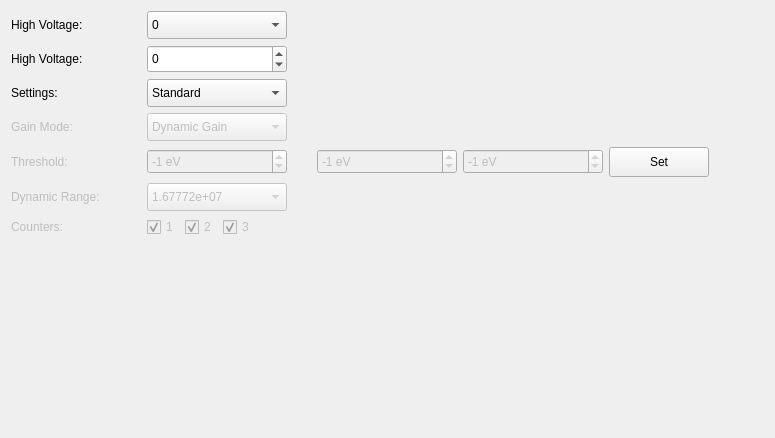
Before: the Qt Designer form slsDetectorGui/forms/form_tab_settings.ui in slsdetectorgroup/slsDetectorPackage, drawn with Qt 5.
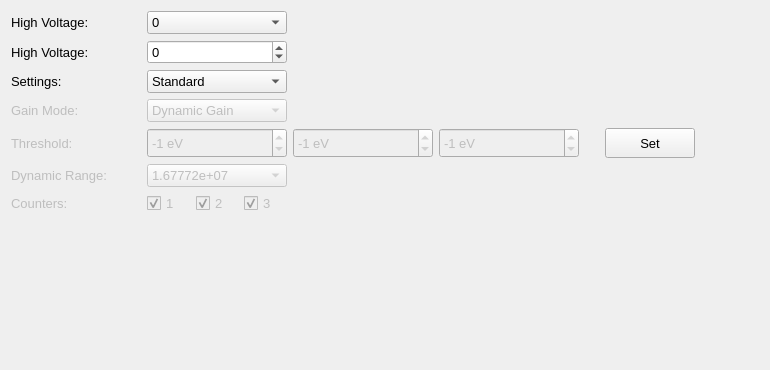
After: the same form once the commit is applied. Icons and pictures are not drawn.

Commit message: fixes for designers (font, sizing) and minor tweaks

The edit to the form file:
```diff
--- a/slsDetectorGui/forms/form_tab_settings.ui
+++ b/slsDetectorGui/forms/form_tab_settings.ui
@@ -6,8 +6,8 @@
    <rect>
     <x>0</x>
     <y>0</y>
-    <width>775</width>
-    <height>400</height>
+    <width>770</width>
+    <height>370</height>
    </rect>
   </property>
   <property name="sizePolicy">
@@ -25,14 +25,35 @@
   <property name="maximumSize">
    <size>
     <width>775</width>
-    <height>400</height>
+    <height>370</height>
    </size>
   </property>
+  <property name="font">
+   <font>
+    <pointsize>10</pointsize>
+   </font>
+  </property>
   <property name="windowTitle">
    <string>Form</string>
   </property>
-  <layout class="QGridLayout" name="gridLayout_2">
-   <item row="0" column="2" colspan="5">
+  <layout class="QGridLayout" name="gridLayout">
+   <item row="0" column="0">
+    <widget class="QLabel" name="lblComboHV">
+     <property name="sizePolicy">
+      <sizepolicy hsizetype="Fixed" vsizetype="Preferred">
+       <horstretch>0</horstretch>
+       <verstretch>0</verstretch>
+      </sizepolicy>
+     </property>
+     <property name="toolTip">
+      <string>&lt;html&gt;&lt;head/&gt;&lt;body&gt;&lt;p&gt;High Voltage&lt;/p&gt;&lt;p&gt; #highvoltage#&lt;/p&gt;&lt;/body&gt;&lt;/html&gt;</string>
+     </property>
+     <property name="text">
+      <string>High Voltage: </string>
+     </property>
+    </widget>
+   </item>
+   <item row="0" column="2" colspan="3">
     <widget class="QComboBox" name="comboHV">
      <property name="sizePolicy">
       <sizepolicy hsizetype="Expanding" vsizetype="Fixed">
@@ -43,7 +64,13 @@
      <property name="minimumSize">
       <size>
        <width>140</width>
-       <height>28</height>
+       <height>0</height>
+      </size>
+     </property>
+     <property name="maximumSize">
+      <size>
+       <width>140</width>
+       <height>32</height>
       </size>
      </property>
      <property name="toolTip">
@@ -86,8 +113,8 @@
      </item>
     </widget>
    </item>
-   <item row="0" column="0">
-    <widget class="QLabel" name="lblComboHV">
+   <item row="1" column="0">
+    <widget class="QLabel" name="lblSpinHV">
      <property name="sizePolicy">
       <sizepolicy hsizetype="Fixed" vsizetype="Preferred">
        <horstretch>0</horstretch>
@@ -95,70 +122,47 @@
       </sizepolicy>
      </property>
      <property name="toolTip">
-      <string>&lt;html&gt;&lt;head/&gt;&lt;body&gt;&lt;p&gt;High Voltage&lt;/p&gt;&lt;p&gt; #highvoltage#&lt;/p&gt;&lt;/body&gt;&lt;/html&gt;</string>
+      <string>&lt;html&gt;&lt;head/&gt;&lt;body&gt;&lt;p&gt;High Voltage. Range: 60 - 200V. Swich off high voltage by setting to 0.&lt;/p&gt;&lt;p&gt;-1 corresponds to different values from detectors.&lt;/p&gt;&lt;p&gt;#highvoltage#&lt;/p&gt;&lt;/body&gt;&lt;/html&gt;</string>
      </property>
      <property name="text">
       <string>High Voltage: </string>
      </property>
     </widget>
    </item>
-   <item row="4" column="0">
-    <widget class="QLabel" name="lblThreshold">
-     <property name="enabled">
-      <bool>false</bool>
+   <item row="1" column="2" colspan="3">
+    <widget class="QSpinBox" name="spinHV">
+     <property name="sizePolicy">
+      <sizepolicy hsizetype="Expanding" vsizetype="Fixed">
+       <horstretch>0</horstretch>
+       <verstretch>0</verstretch>
+      </sizepolicy>
      </property>
      <property name="minimumSize">
       <size>
-       <width>110</width>
+       <width>0</width>
        <height>0</height>
       </size>
      </property>
      <property name="maximumSize">
       <size>
-       <width>110</width>
-       <height>16777215</height>
+       <width>140</width>
+       <height>32</height>
       </size>
      </property>
-     <property name="text">
-      <string>Threshold:</string>
+     <property name="toolTip">
+      <string>&lt;html&gt;&lt;head/&gt;&lt;body&gt;&lt;p&gt;High Voltage. Range: 60 - 200V. Swich off high voltage by setting to 0.&lt;/p&gt;&lt;p&gt;-1 corresponds to different values from detectors.&lt;/p&gt;&lt;p&gt;#highvoltage#&lt;/p&gt;&lt;/body&gt;&lt;/html&gt;</string>
      </property>
-    </widget>
-   </item>
-   <item row="6" column="4">
-    <widget class="QCheckBox" name="chkCounter3">
-     <property name="enabled">
+     <property name="keyboardTracking">
       <bool>false</bool>
      </property>
-     <property name="maximumSize">
-      <size>
-       <width>50</width>
-       <height>16777215</height>
-      </size>
+     <property name="minimum">
+      <number>-1</number>
      </property>
-     <property name="text">
-      <string>3</string>
-     </property>
-     <property name="checked">
-      <bool>true</bool>
+     <property name="maximum">
+      <number>200</number>
      </property>
     </widget>
    </item>
-   <item row="4" column="14">
-    <spacer name="horizontalSpacer_2">
-     <property name="orientation">
-      <enum>Qt::Horizontal</enum>
-     </property>
-     <property name="sizeType">
-      <enum>QSizePolicy::Expanding</enum>
-     </property>
-     <property name="sizeHint" stdset="0">
-      <size>
-       <width>20</width>
-       <height>20</height>
-      </size>
-     </property>
-    </spacer>
-   </item>
    <item row="2" column="0">
     <widget class="QLabel" name="lblSettings">
      <property name="enabled">
@@ -181,26 +185,23 @@
      </property>
     </widget>
    </item>
-   <item row="6" column="2">
-    <widget class="QCheckBox" name="chkCounter1">
-     <property name="enabled">
-      <bool>false</bool>
+   <item row="2" column="1">
+    <spacer name="horizontalSpacer">
+     <property name="orientation">
+      <enum>Qt::Horizontal</enum>
      </property>
-     <property name="maximumSize">
+     <property name="sizeType">
+      <enum>QSizePolicy::Fixed</enum>
+     </property>
+     <property name="sizeHint" stdset="0">
       <size>
-       <width>50</width>
-       <height>16777215</height>
+       <width>20</width>
+       <height>20</height>
       </size>
      </property>
-     <property name="text">
-      <string>1</string>
-     </property>
-     <property name="checked">
-      <bool>true</bool>
-     </property>
-    </widget>
+    </spacer>
    </item>
-   <item row="2" column="2" colspan="9">
+   <item row="2" column="2" colspan="3">
     <widget class="QComboBox" name="comboSettings">
      <property name="enabled">
       <bool>true</bool>
@@ -213,14 +214,14 @@
      </property>
      <property name="minimumSize">
       <size>
-       <width>140</width>
-       <height>28</height>
+       <width>0</width>
+       <height>0</height>
       </size>
      </property>
      <property name="maximumSize">
       <size>
        <width>140</width>
-       <height>16777215</height>
+       <height>32</height>
       </size>
      </property>
      <property name="toolTip">
@@ -339,7 +340,146 @@
      </item>
     </widget>
    </item>
-   <item row="4" column="11">
+   <item row="3" column="0">
+    <widget class="QLabel" name="lblGainMode">
+     <property name="enabled">
+      <bool>false</bool>
+     </property>
+     <property name="minimumSize">
+      <size>
+       <width>110</width>
+       <height>0</height>
+      </size>
+     </property>
+     <property name="maximumSize">
+      <size>
+       <width>110</width>
+       <height>16777215</height>
+      </size>
+     </property>
+     <property name="text">
+      <string>Gain Mode:</string>
+     </property>
+    </widget>
+   </item>
+   <item row="3" column="2" colspan="3">
+    <widget class="QComboBox" name="comboGainMode">
+     <property name="enabled">
+      <bool>false</bool>
+     </property>
+     <property name="sizePolicy">
+      <sizepolicy hsizetype="Preferred" vsizetype="Fixed">
+       <horstretch>0</horstretch>
+       <verstretch>0</verstretch>
+      </sizepolicy>
+     </property>
+     <property name="minimumSize">
+      <size>
+       <width>0</width>
+       <height>0</height>
+      </size>
+     </property>
+     <property name="maximumSize">
+      <size>
+       <width>140</width>
+       <height>32</height>
+      </size>
+     </property>
+     <property name="toolTip">
+      <string>&lt;html&gt;&lt;head/&gt;&lt;body&gt;&lt;p&gt;Gain Mode of the detector&lt;/p&gt;&lt;p&gt; #gainmode#&lt;/p&gt;&lt;p&gt;&lt;br/&gt;&lt;/p&gt;&lt;p&gt;Fix G0 is to be used with utmost caution. Can damage the detector!&lt;/p&gt;&lt;/body&gt;&lt;/html&gt;</string>
+     </property>
+     <item>
+      <property name="text">
+       <string>Dynamic Gain</string>
+      </property>
+     </item>
+     <item>
+      <property name="text">
+       <string>Force Switch G1</string>
+      </property>
+     </item>
+     <item>
+      <property name="text">
+       <string>Force Switch G2</string>
+      </property>
+     </item>
+     <item>
+      <property name="text">
+       <string>Fix G1</string>
+      </property>
+     </item>
+     <item>
+      <property name="text">
+       <string>Fix G2</string>
+      </property>
+     </item>
+     <item>
+      <property name="text">
+       <string>Fix G0</string>
+      </property>
+     </item>
+    </widget>
+   </item>
+   <item row="4" column="0">
+    <widget class="QLabel" name="lblThreshold">
+     <property name="enabled">
+      <bool>false</bool>
+     </property>
+     <property name="minimumSize">
+      <size>
+       <width>110</width>
+       <height>0</height>
+      </size>
+     </property>
+     <property name="maximumSize">
+      <size>
+       <width>110</width>
+       <height>16777215</height>
+      </size>
+     </property>
+     <property name="text">
+      <string>Threshold:</string>
+     </property>
+    </widget>
+   </item>
+   <item row="4" column="2" colspan="3">
+    <widget class="QSpinBox" name="spinThreshold">
+     <property name="enabled">
+      <bool>false</bool>
+     </property>
+     <property name="minimumSize">
+      <size>
+       <width>140</width>
+       <height>0</height>
+      </size>
+     </property>
+     <property name="maximumSize">
+      <size>
+       <width>140</width>
+       <height>32</height>
+      </size>
+     </property>
+     <property name="keyboardTracking">
+      <bool>false</bool>
+     </property>
+     <property name="suffix">
+      <string> eV</string>
+     </property>
+     <property name="minimum">
+      <number>-100000</number>
+     </property>
+     <property name="maximum">
+      <number>100000</number>
+     </property>
+     <property name="singleStep">
+      <number>100</number>
+     </property>
+     <property name="value">
+      <number>-1</number>
+     </property>
+    </widget>
+   </item>
+   <item row="4" column="5">
     <widget class="QSpinBox" name="spinThreshold2">
      <property name="enabled">
       <bool>false</bool>
@@ -347,13 +487,13 @@
      <property name="minimumSize">
       <size>
        <width>140</width>
-       <height>25</height>
+       <height>0</height>
       </size>
      </property>
      <property name="maximumSize">
       <size>
        <width>140</width>
-       <height>16777215</height>
+       <height>32</height>
       </size>
      </property>
      <property name="keyboardTracking">
@@ -376,7 +516,60 @@
      </property>
     </widget>
    </item>
-   <item row="4" column="13">
+   <item row="4" column="6">
+    <widget class="QSpinBox" name="spinThreshold3">
+     <property name="enabled">
+      <bool>false</bool>
+     </property>
+     <property name="minimumSize">
+      <size>
+       <width>140</width>
+       <height>0</height>
+      </size>
+     </property>
+     <property name="maximumSize">
+      <size>
+       <width>140</width>
+       <height>32</height>
+      </size>
+     </property>
+     <property name="keyboardTracking">
+      <bool>false</bool>
+     </property>
+     <property name="suffix">
+      <string> eV</string>
+     </property>
+     <property name="minimum">
+      <number>-100000</number>
+     </property>
+     <property name="maximum">
+      <number>100000</number>
+     </property>
+     <property name="singleStep">
+      <number>100</number>
+     </property>
+     <property name="value">
+      <number>-1</number>
+     </property>
+    </widget>
+   </item>
+   <item row="4" column="7">
+    <spacer name="horizontalSpacer_3">
+     <property name="orientation">
+      <enum>Qt::Horizontal</enum>
+     </property>
+     <property name="sizeType">
+      <enum>QSizePolicy::Fixed</enum>
+     </property>
+     <property name="sizeHint" stdset="0">
+      <size>
+       <width>20</width>
+       <height>20</height>
+      </size>
+     </property>
+    </spacer>
+   </item>
+   <item row="4" column="8">
     <widget class="QPushButton" name="btnSetThreshold">
      <property name="enabled">
       <bool>true</bool>
@@ -389,14 +582,14 @@
      </property>
      <property name="minimumSize">
       <size>
-       <width>100</width>
+       <width>90</width>
        <height>30</height>
       </size>
      </property>
      <property name="maximumSize">
       <size>
        <width>16777215</width>
-       <height>30</height>
+       <height>35</height>
       </size>
      </property>
      <property name="palette">
@@ -451,134 +644,22 @@
      </property>
     </widget>
    </item>
-   <item row="2" column="1">
-    <spacer name="horizontalSpacer">
+   <item row="4" column="9">
+    <spacer name="horizontalSpacer_2">
      <property name="orientation">
       <enum>Qt::Horizontal</enum>
      </property>
      <property name="sizeType">
-      <enum>QSizePolicy::Fixed</enum>
+      <enum>QSizePolicy::Expanding</enum>
      </property>
      <property name="sizeHint" stdset="0">
       <size>
-       <width>20</width>
+       <width>80120</width>
        <height>20</height>
       </size>
      </property>
     </spacer>
    </item>
-   <item row="4" column="12">
-    <widget class="QSpinBox" name="spinThreshold3">
-     <property name="enabled">
-      <bool>false</bool>
-     </property>
-     <property name="minimumSize">
-      <size>
-       <width>140</width>
-       <height>25</height>
-      </size>
-     </property>
-     <property name="maximumSize">
-      <size>
-       <width>140</width>
-       <height>16777215</height>
-      </size>
-     </property>
-     <property name="keyboardTracking">
-      <bool>false</bool>
-     </property>
-     <property name="suffix">
-      <string> eV</string>
-     </property>
-     <property name="minimum">
-      <number>-100000</number>
-     </property>
-     <property name="maximum">
-      <number>100000</number>
-     </property>
-     <property name="singleStep">
-      <number>100</number>
-     </property>
-     <property name="value">
-      <number>-1</number>
-     </property>
-    </widget>
-   </item>
-   <item row="7" column="2">
-    <spacer name="verticalSpacer">
-     <property name="orientation">
-      <enum>Qt::Vertical</enum>
-     </property>
-     <property name="sizeType">
-      <enum>QSizePolicy::Fixed</enum>
-     </property>
-     <property name="sizeHint" stdset="0">
-      <size>
-       <width>20</width>
-       <height>190</height>
-      </size>
-     </property>
-    </spacer>
-   </item>
-   <item row="4" column="2" colspan="9">
-    <widget class="QSpinBox" name="spinThreshold">
-     <property name="enabled">
-      <bool>false</bool>
-     </property>
-     <property name="minimumSize">
-      <size>
-       <width>140</width>
-       <height>25</height>
-      </size>
-     </property>
-     <property name="maximumSize">
-      <size>
-       <width>140</width>
-       <height>16777215</height>
-      </size>
-     </property>
-     <property name="keyboardTracking">
-      <bool>false</bool>
-     </property>
-     <property name="suffix">
-      <string> eV</string>
-     </property>
-     <property name="minimum">
-      <number>-100000</number>
-     </property>
-     <property name="maximum">
-      <number>100000</number>
-     </property>
-     <property name="singleStep">
-      <number>100</number>
-     </property>
-     <property name="value">
-      <number>-1</number>
-     </property>
-    </widget>
-   </item>
-   <item row="6" column="0">
-    <widget class="QLabel" name="lblCounter">
-     <property name="enabled">
-      <bool>false</bool>
-     </property>
-     <property name="minimumSize">
-      <size>
-       <width>110</width>
-       <height>0</height>
-      </size>
-     </property>
-     <property name="maximumSize">
-      <size>
-       <width>110</width>
-       <height>16777215</height>
-      </size>
-     </property>
-     <property name="text">
-      <string>Counters:</string>
-     </property>
-    </widget>
-   </item>
    <item row="5" column="0">
     <widget class="QLabel" name="lblDynamicRange">
      <property name="enabled">
@@ -601,43 +682,21 @@
      </property>
     </widget>
    </item>
-   <item row="3" column="0">
-    <widget class="QLabel" name="lblGainMode">
-     <property name="enabled">
-      <bool>false</bool>
-     </property>
-     <property name="minimumSize">
-      <size>
-       <width>110</width>
-       <height>0</height>
-      </size>
-     </property>
-     <property name="maximumSize">
-      <size>
-       <width>110</width>
-       <height>16777215</height>
-      </size>
-     </property>
-     <property name="text">
-      <string>Gain Mode:</string>
-     </property>
-    </widget>
-   </item>
-   <item row="5" column="2" colspan="9">
+   <item row="5" column="2" colspan="3">
     <widget class="QComboBox" name="comboDynamicRange">
      <property name="enabled">
       <bool>false</bool>
      </property>
      <property name="minimumSize">
       <size>
-       <width>140</width>
-       <height>28</height>
+       <width>0</width>
+       <height>0</height>
       </size>
      </property>
      <property name="maximumSize">
       <size>
        <width>140</width>
-       <height>16777215</height>
+       <height>32</height>
       </size>
      </property>
      <item>
@@ -667,6 +726,47 @@
      </item>
     </widget>
    </item>
+   <item row="6" column="0">
+    <widget class="QLabel" name="lblCounter">
+     <property name="enabled">
+      <bool>false</bool>
+     </property>
+     <property name="minimumSize">
+      <size>
+       <width>110</width>
+       <height>0</height>
+      </size>
+     </property>
+     <property name="maximumSize">
+      <size>
+       <width>110</width>
+       <height>16777215</height>
+      </size>
+     </property>
+     <property name="text">
+      <string>Counters:</string>
+     </property>
+    </widget>
+   </item>
+   <item row="6" column="2">
+    <widget class="QCheckBox" name="chkCounter1">
+     <property name="enabled">
+      <bool>false</bool>
+     </property>
+     <property name="maximumSize">
+      <size>
+       <width>50</width>
+       <height>16777215</height>
+      </size>
+     </property>
+     <property name="text">
+      <string>1</string>
+     </property>
+     <property name="checked">
+      <bool>true</bool>
+     </property>
+    </widget>
+   </item>
    <item row="6" column="3">
     <widget class="QCheckBox" name="chkCounter2">
      <property name="enabled">
@@ -686,107 +786,40 @@
      </property>
     </widget>
    </item>
-   <item row="3" column="2" colspan="9">
-    <widget class="QComboBox" name="comboGainMode">
+   <item row="6" column="4">
+    <widget class="QCheckBox" name="chkCounter3">
      <property name="enabled">
       <bool>false</bool>
      </property>
-     <property name="sizePolicy">
-      <sizepolicy hsizetype="Preferred" vsizetype="Fixed">
-       <horstretch>0</horstretch>
-       <verstretch>0</verstretch>
-      </sizepolicy>
-     </property>
-     <property name="minimumSize">
-      <size>
-       <width>140</width>
-       <height>28</height>
-      </size>
-     </property>
      <property name="maximumSize">
       <size>
-       <width>140</width>
+       <width>50</width>
        <height>16777215</height>
       </size>
      </property>
-     <property name="toolTip">
-      <string>&lt;html&gt;&lt;head/&gt;&lt;body&gt;&lt;p&gt;Gain Mode of the detector&lt;/p&gt;&lt;p&gt; #gainmode#&lt;/p&gt;&lt;p&gt;&lt;br/&gt;&lt;/p&gt;&lt;p&gt;Fix G0 is to be used with utmost caution. Can damage the detector!&lt;/p&gt;&lt;/body&gt;&lt;/html&gt;</string>
-     </property>
-     <item>
-      <property name="text">
-       <string>Dynamic Gain</string>
-      </property>
-     </item>
-     <item>
-      <property name="text">
-       <string>Force Switch G1</string>
-      </property>
-     </item>
-     <item>
-      <property name="text">
-       <string>Force Switch G2</string>
-      </property>
-     </item>
-     <item>
-      <property name="text">
-       <string>Fix G1</string>
-      </property>
-     </item>
-     <item>
-      <property name="text">
-       <string>Fix G2</string>
-      </property>
-     </item>
-     <item>
-      <property name="text">
-       <string>Fix G0</string>
-      </property>
-     </item>
-    </widget>
-   </item>
-   <item row="1" column="0">
-    <widget class="QLabel" name="lblSpinHV">
-     <property name="sizePolicy">
-      <sizepolicy hsizetype="Fixed" vsizetype="Preferred">
-       <horstretch>0</horstretch>
-       <verstretch>0</verstretch>
-      </sizepolicy>
-     </property>
-     <property name="toolTip">
-      <string>&lt;html&gt;&lt;head/&gt;&lt;body&gt;&lt;p&gt;High Voltage. Range: 60 - 200V. Swich off high voltage by setting to 0.&lt;/p&gt;&lt;p&gt;-1 corresponds to different values from detectors.&lt;/p&gt;&lt;p&gt;#highvoltage#&lt;/p&gt;&lt;/body&gt;&lt;/html&gt;</string>
-     </property>
      <property name="text">
-      <string>High Voltage: </string>
+      <string>3</string>
+     </property>
+     <property name="checked">
+      <bool>true</bool>
      </property>
     </widget>
    </item>
-   <item row="1" column="2" colspan="5">
-    <widget class="QSpinBox" name="spinHV">
-     <property name="sizePolicy">
-      <sizepolicy hsizetype="Expanding" vsizetype="Fixed">
-       <horstretch>0</horstretch>
-       <verstretch>0</verstretch>
-      </sizepolicy>
+   <item row="7" column="2">
+    <spacer name="verticalSpacer">
+     <property name="orientation">
+      <enum>Qt::Vertical</enum>
      </property>
-     <property name="minimumSize">
+     <property name="sizeType">
+      <enum>QSizePolicy::Expanding</enum>
+     </property>
+     <property name="sizeHint" stdset="0">
       <size>
-       <width>140</width>
-       <height>28</height>
+       <width>20</width>
+       <height>20</height>
       </size>
      </property>
-     <property name="toolTip">
-      <string>&lt;html&gt;&lt;head/&gt;&lt;body&gt;&lt;p&gt;High Voltage. Range: 60 - 200V. Swich off high voltage by setting to 0.&lt;/p&gt;&lt;p&gt;-1 corresponds to different values from detectors.&lt;/p&gt;&lt;p&gt;#highvoltage#&lt;/p&gt;&lt;/body&gt;&lt;/html&gt;</string>
-     </property>
-     <property name="keyboardTracking">
-      <bool>false</bool>
-     </property>
-     <property name="minimum">
-      <number>-1</number>
-     </property>
-     <property name="maximum">
-      <number>200</number>
-     </property>
-    </widget>
+    </spacer>
    </item>
   </layout>
  </widget>
```
Left out of the diff: 1 changed line with no effect on the pictures. The commit also changes 7 other files.
